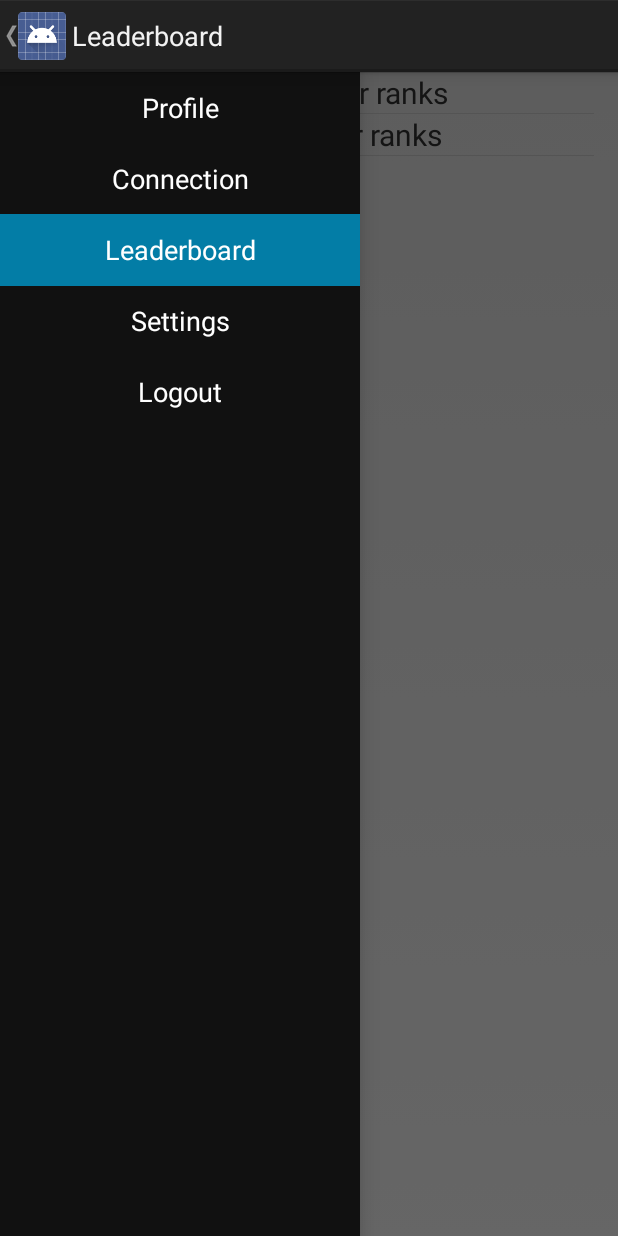
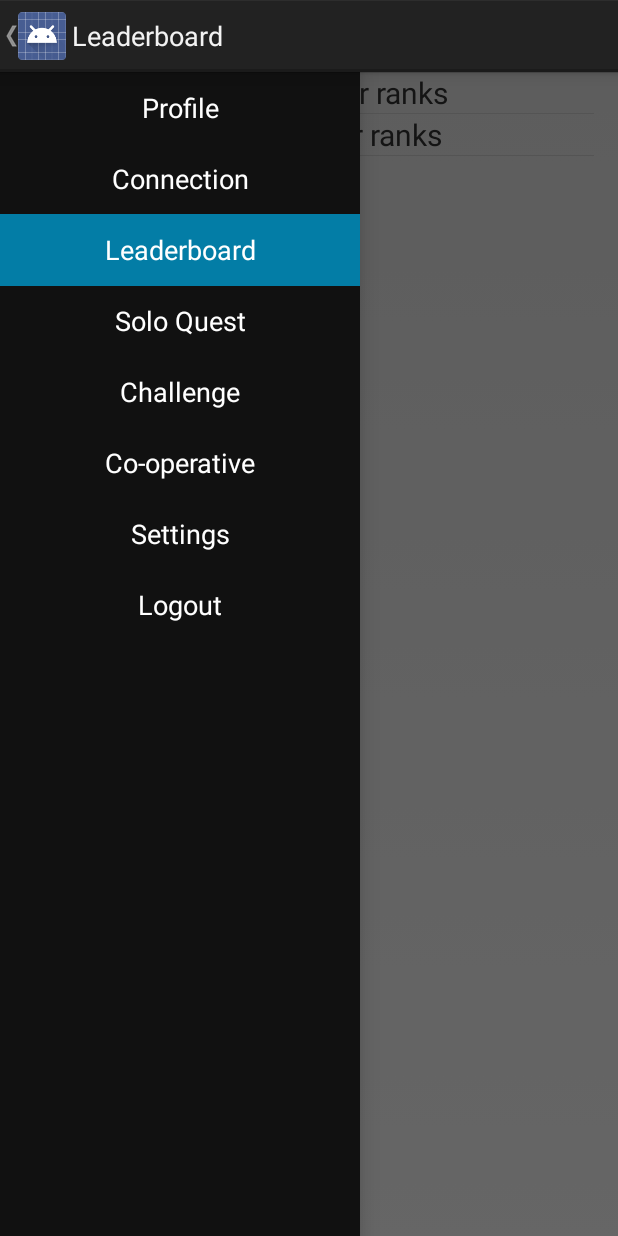
Before and after one commit to tomandfelix/MyApplication, an Android app: the LeaderboardView screen opened directly, with no data from a screen before it, with the side drawer open, on a phone screen of 412 x 824 dp. Run offline under Robolectric (Android 15) with nearby library versions, the phone set to English and light mode, and no system bars; our stand-ins replace Shimmer; 2 statements that could not run were skipped.

Commit message:
visual of solo quests

```diff
--- a/app/src/main/res/values/strings.xml
+++ b/app/src/main/res/values/strings.xml
@@ -13,10 +13,12 @@
         <item>Profile</item>
         <item>Connection</item>
         <item>Leaderboard</item>
+        <item>Solo Quest</item>
+        <item>Challenge</item>
+        <item>Co-operative</item>
         <item>Settings</item>
         <item>Logout</item>
     </string-array>
-
     <string-array name="avatar_names">
         <item>admin</item>
         <item>african_boss</item>
@@ -56,4 +58,8 @@
         <item>wizard</item>
     </string-array>
 
+    <string name="title_activity_quest_view">QuestView</string>
+    <string name="hello_world">Hello world!</string>
+    <string name="title_activity_solo_list">SoloList</string>
+
 </resources>
```
